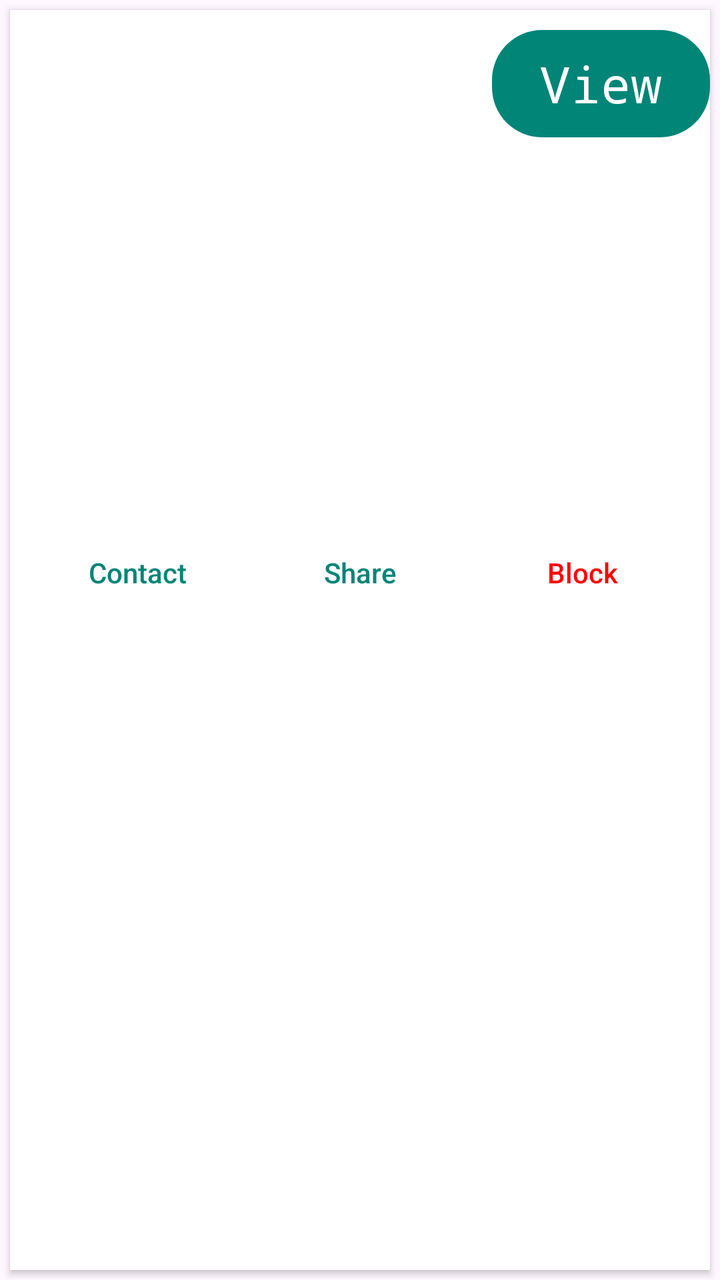
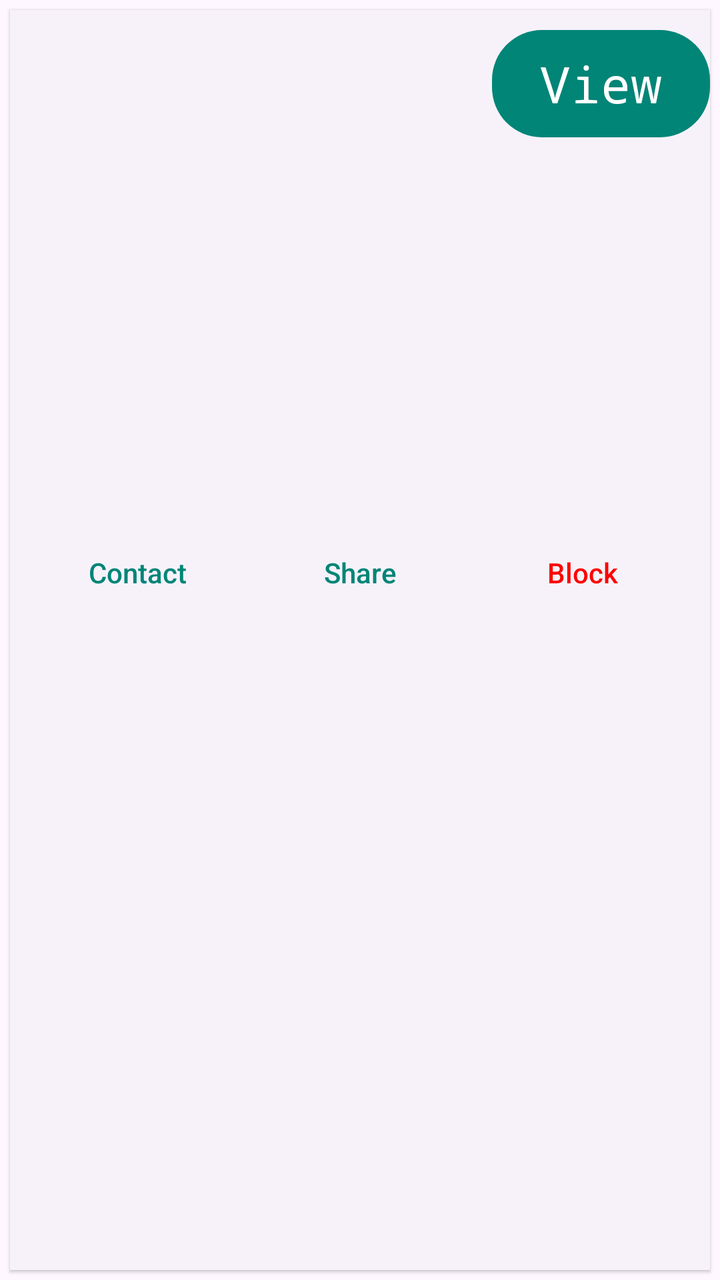

Screens rendered from an Android XML layout before and after an edit, with the pre-edit source and the edit as a unified diff.
<!-- AndroidManifest.xml: application theme AppTheme -->
<!-- res/layout/hotel_card.xml -->
<LinearLayout xmlns:android="http://schemas.android.com/apk/res/android"
    xmlns:card_view="http://schemas.android.com/apk/res-auto"
    android:layout_width="match_parent"
    android:layout_height="wrap_content">

    <androidx.cardview.widget.CardView
        android:id="@+id/card_view"
        android:layout_width="match_parent"
        android:layout_height="match_parent"
        android:layout_gravity="center"
        android:layout_margin="@dimen/card_margin"
        android:elevation="3dp"
        card_view:cardCornerRadius="@dimen/card_hotel_radius">

        <RelativeLayout
            android:layout_width="match_parent"
            android:layout_height="match_parent">

            <ImageView
                android:id="@+id/thumbnail"
                android:layout_width="match_parent"
                android:layout_height="@dimen/hotel_cover_height"
                android:background="?attr/selectableItemBackgroundBorderless"
                android:clickable="true"
                android:scaleType="fitXY" />

            <TextView
                android:id="@+id/title"
                android:layout_width="match_parent"
                android:layout_height="wrap_content"
                android:layout_below="@id/thumbnail"
                android:paddingLeft="@dimen/hotel_title_padding"
                android:paddingRight="@dimen/hotel_title_padding"
                android:paddingTop="@dimen/hotel_title_padding"
                android:textColor="@color/hotel_title"
                android:textSize="@dimen/hotel_title" />

            <TextView
                android:id="@+id/location"
                android:layout_width="match_parent"
                android:layout_height="wrap_content"
                android:layout_below="@id/title"

                android:paddingLeft="@dimen/hotel_title_padding"
                android:paddingRight="@dimen/hotel_title_padding"
                android:textSize="@dimen/location" />
            <TextView
                android:id="@+id/rating"
                android:layout_width="match_parent"
                android:layout_height="wrap_content"
                android:layout_below="@id/location"
                android:paddingBottom="@dimen/hotel_rating_padding_bottom"
                android:paddingLeft="@dimen/hotel_title_padding"
                android:paddingRight="@dimen/hotel_title_padding"
                android:textSize="@dimen/location" />

            <TextView
                android:id="@+id/features"
                android:layout_width="match_parent"
                android:layout_height="wrap_content"
                android:layout_below="@id/rating"
                android:paddingLeft="@dimen/hotel_title_padding"
                android:paddingRight="@dimen/hotel_title_padding"
                android:paddingBottom="@dimen/hotel_rating_padding_bottom"
                android:textColor="@android:color/background_light"
                android:textSize="@dimen/location"
                card_view:fontFamily="sans-serif-black" />

            <TextView
                android:id="@+id/booking_info"
                android:layout_width="match_parent"
                android:layout_height="wrap_content"
                android:layout_below="@id/features"
                android:paddingLeft="@dimen/hotel_title_padding"
                android:paddingRight="@dimen/hotel_title_padding"
                android:paddingBottom="4dp"
                android:textColor="#2E7D32"
                android:textSize="12sp"
                android:textStyle="italic"
                android:visibility="gone" />

            <LinearLayout
                android:id="@+id/social_actions"
                android:layout_width="match_parent"
                android:layout_height="wrap_content"
                android:layout_below="@id/features"
                android:orientation="horizontal"
                android:padding="8dp">

                <Button
                    android:id="@+id/btn_contact"
                    style="?android:attr/borderlessButtonStyle"
                    android:layout_width="0dp"
                    android:layout_height="wrap_content"
                    android:layout_weight="1"
                    android:text="@string/btn_contact"
                    android:textAllCaps="false"
                    android:textColor="@color/colorPrimary" />

                <Button
                    android:id="@+id/btn_share"
                    style="?android:attr/borderlessButtonStyle"
                    android:layout_width="0dp"
                    android:layout_height="wrap_content"
                    android:layout_weight="1"
                    android:text="@string/btn_share"
                    android:textAllCaps="false"
                    android:textColor="@color/colorPrimary" />

                <Button
                    android:id="@+id/btn_block"
                    style="?android:attr/borderlessButtonStyle"
                    android:layout_width="0dp"
                    android:layout_height="wrap_content"
                    android:layout_weight="1"
                    android:text="@string/btn_block"
                    android:textAllCaps="false"
                    android:textColor="#FF0000" />

                <Button
                    android:id="@+id/btn_cancel_booking"
                    style="?android:attr/borderlessButtonStyle"
                    android:layout_width="0dp"
                    android:layout_height="wrap_content"
                    android:layout_weight="1"
                    android:text="@string/btn_cancel_booking"
                    android:textAllCaps="false"
                    android:textColor="#FF0000"
                    android:visibility="gone" />
            </LinearLayout>

            <Button
                android:id="@+id/viewbutton"
                android:layout_width="wrap_content"
                android:layout_height="wrap_content"
                android:layout_alignParentRight="true"
                android:layout_marginTop="@dimen/ic_hotel_overflow_margin_top"
                android:background="@drawable/round"
                android:scaleType="centerCrop"
                android:text="@string/btn_view"
                android:textColor="#ffffff"
                android:textSize="25dp"
                android:typeface="monospace" />

        </RelativeLayout>

    </androidx.cardview.widget.CardView>

</LinearLayout>
<!-- resources referenced by this layout -->
<resources>
  <color name="colorPrimary">#008577</color>
  <color name="hotel_title">#4c4c4c</color>
  <dimen name="card_hotel_radius">0dp</dimen>
  <dimen name="card_margin">5dp</dimen>
  <dimen name="hotel_cover_height">160dp</dimen>
  <dimen name="hotel_rating_padding_bottom">5dp</dimen>
  <dimen name="hotel_title">15dp</dimen>
  <dimen name="hotel_title_padding">10dp</dimen>
  <dimen name="ic_hotel_overflow_margin_top">10dp</dimen>
  <dimen name="location">12dp</dimen>
  <!-- drawable round (drawable) -->
  <?xml version="1.0" encoding="utf-8"?>
  <shape xmlns:android="http://schemas.android.com/apk/res/android" android:shape="rectangle" >
      <corners
          android:radius="25dp"
          />
      <solid
          android:color="#F50057"
          />
      <padding
          android:left="0dp"
          android:top="0dp"
          android:right="0dp"
          android:bottom="0dp"
          />
  
  </shape>
  <string name="btn_block">Block</string>
  <string name="btn_cancel_booking">Cancel Booking</string>
  <string name="btn_contact">Contact</string>
  <string name="btn_share">Share</string>
  <string name="btn_view">View</string>
  <style name="AppTheme" parent="Theme.Material3.Light.NoActionBar">
          
          <item name="colorPrimary">@color/colorPrimary</item>
          <item name="colorOnPrimary">#FFFFFF</item>
          <item name="colorPrimaryContainer">#D8E2FF</item>
          <item name="colorOnPrimaryContainer">#001A41</item>
          <item name="colorSecondary">#565E71</item>
          <item name="colorOnSecondary">#FFFFFF</item>
          <item name="colorAccent">@color/colorAccent</item>
      </style>
  <color name="colorAccent">#D81B60</color>
</resources>

<!-- the commit's change to res/layout/hotel_card.xml (unified diff, before → after) -->
@@ -3,13 +3,13 @@
     android:layout_width="match_parent"
     android:layout_height="wrap_content">
 
-    <androidx.cardview.widget.CardView
+    <com.google.android.material.card.MaterialCardView
         android:id="@+id/card_view"
+        style="@style/Widget.Material3.CardView.Elevated"
         android:layout_width="match_parent"
         android:layout_height="match_parent"
         android:layout_gravity="center"
         android:layout_margin="@dimen/card_margin"
-        android:elevation="3dp"
         card_view:cardCornerRadius="@dimen/card_hotel_radius">
 
         <RelativeLayout
@@ -144,6 +144,6 @@
 
         </RelativeLayout>
 
-    </androidx.cardview.widget.CardView>
+    </com.google.android.material.card.MaterialCardView>
 
 </LinearLayout>
